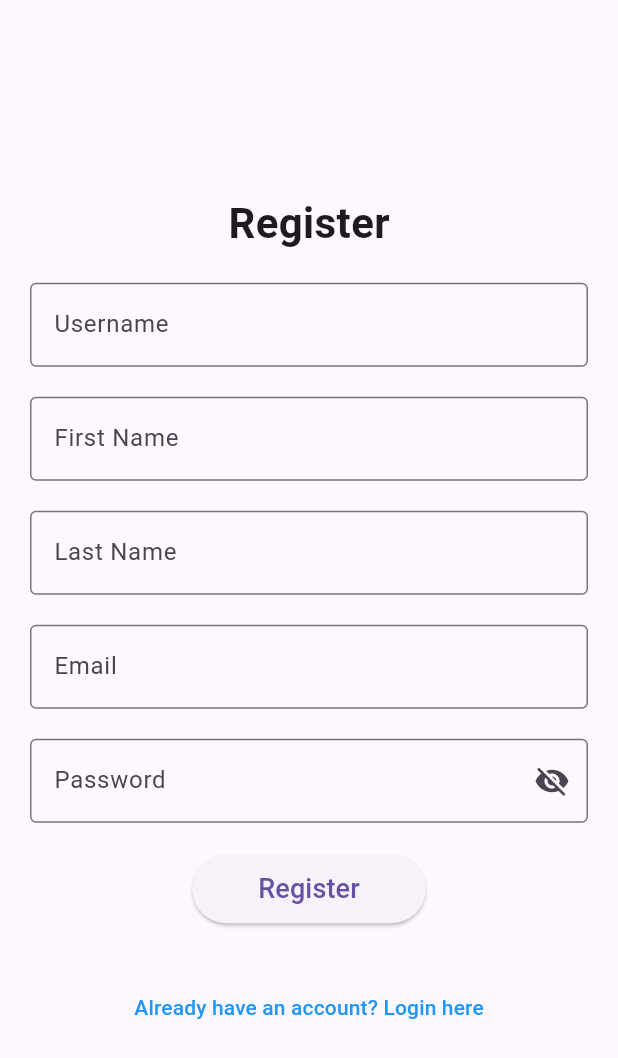
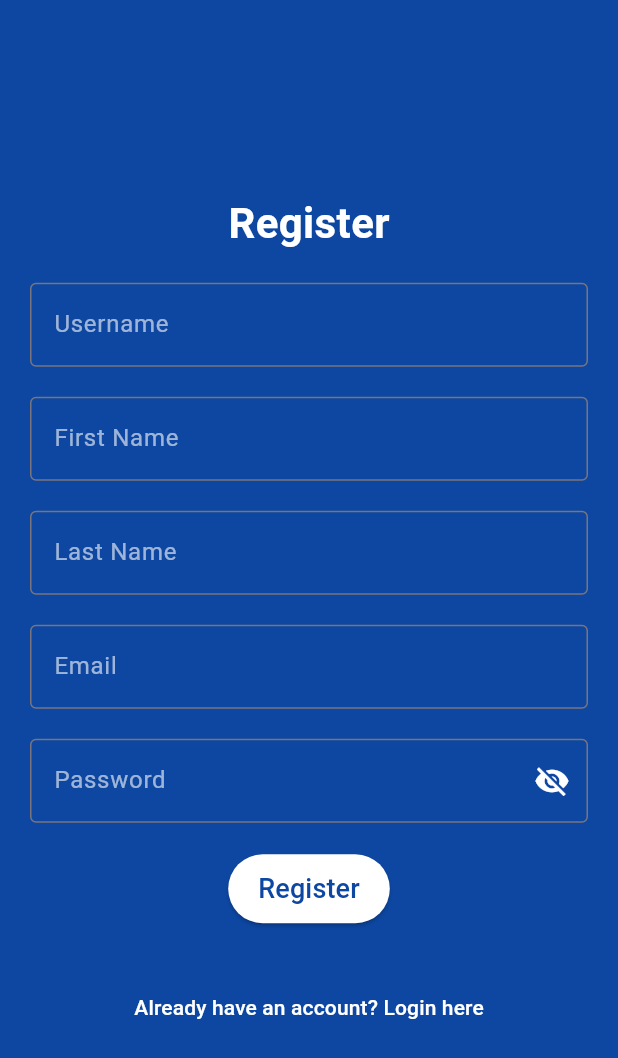
Before and after one commit to JosephDoUrden/RFID-Based-Access-Control-System, a Flutter app: the screen it shows after launch, after a tap on "Don't you have an account? Register here", on a phone screen of 412 x 824 dp. Shown: the top 1058 px of the screen. Run offline on Flutter 3.47's test engine with Material 3 defaults, Android fonts, the phone set to English and light mode, and no system bars; our stand-ins replace shared_preferences; network calls fail.

Commit message:
Update login view with new styling and functionality

```diff
--- a/frontend/lib/views/login_view.dart
+++ b/frontend/lib/views/login_view.dart
@@ -19,7 +19,9 @@ class _LoginViewState extends State<LoginView> {
   @override
   Widget build(BuildContext context) {
     return Scaffold(
-      body: Container(
+      backgroundColor: Colors.blue[900], // Navy blue background color
+      body: Center(
+        child: SingleChildScrollView(
           padding: const EdgeInsets.all(20.0),
           child: Column(
             mainAxisAlignment: MainAxisAlignment.center,
@@ -29,26 +31,33 @@ class _LoginViewState extends State<LoginView> {
                 style: TextStyle(
                   fontSize: 28.0,
                   fontWeight: FontWeight.bold,
+                  color: Colors.white, // Text color
                 ),
               ),
               const SizedBox(height: 20.0),
               TextField(
                 controller: _usernameController,
-              decoration: const InputDecoration(
+                style: const TextStyle(color: Colors.white), // Text color
+                decoration: InputDecoration(
                   hintText: 'Username',
-                border: OutlineInputBorder(),
-                prefixIcon: Icon(Icons.person),
+                  hintStyle: TextStyle(color: Colors.white.withOpacity(0.6)), // Hint text color
+                  border: const OutlineInputBorder(),
+                  prefixIcon: const Icon(Icons.person, color: Colors.white), // Icon color
                 ),
               ),
               const SizedBox(height: 20.0),
               TextField(
                 controller: _passwordController,
+                style: const TextStyle(color: Colors.white), // Text color
                 decoration: InputDecoration(
                   hintText: 'Password',
+                  hintStyle: TextStyle(color: Colors.white.withOpacity(0.6)), // Hint text color
                   border: const OutlineInputBorder(),
-                prefixIcon: const Icon(Icons.lock),
+                  prefixIcon: const Icon(Icons.lock, color: Colors.white), // Icon color
                   suffixIcon: IconButton(
-                  icon: _isObscure ? const Icon(Icons.visibility_off) : const Icon(Icons.visibility),
+                    icon: _isObscure
+                        ? const Icon(Icons.visibility_off, color: Colors.white)
+                        : const Icon(Icons.visibility, color: Colors.white),
                     onPressed: () {
                       setState(() {
                         _isObscure = !_isObscure; // Toggle the password visibility
@@ -75,13 +84,14 @@ class _LoginViewState extends State<LoginView> {
                     });
                   }
                 },
-              child: const Padding(
-                padding: EdgeInsets.symmetric(horizontal: 20.0, vertical: 10.0),
-                child: Text(
+                style: ElevatedButton.styleFrom(
+                  foregroundColor: Colors.blue[900], backgroundColor: Colors.white, // Button text color
+                  padding: const EdgeInsets.symmetric(horizontal: 20.0, vertical: 10.0),
+                ),
+                child: const Text(
                   'Login',
                   style: TextStyle(
                     fontSize: 18.0,
-                  ),
                   ),
                 ),
               ),
@@ -101,16 +111,17 @@ class _LoginViewState extends State<LoginView> {
                     MaterialPageRoute(builder: (context) => const RegisterView()),
                   );
                 },
+                style: TextButton.styleFrom(
+                  foregroundColor: Colors.white, // Button text color
+                ),
                 child: const Text(
                   "Don't you have an account? Register here",
-                style: TextStyle(
-                  color: Colors.blue,
-                ),
                 ),
               ),
             ],
           ),
         ),
+      ),
     );
   }
 }
--- a/frontend/lib/views/register_view.dart
+++ b/frontend/lib/views/register_view.dart
@@ -21,7 +21,9 @@ class _RegisterViewState extends State<RegisterView> {
   @override
   Widget build(BuildContext context) {
     return Scaffold(
-      body: Container(
+      backgroundColor: Colors.blue[900], // Navy blue background color
+      body: Center(
+        child: SingleChildScrollView(
           padding: const EdgeInsets.all(20.0),
           child: Column(
             mainAxisAlignment: MainAxisAlignment.center,
@@ -31,46 +33,25 @@ class _RegisterViewState extends State<RegisterView> {
                 style: TextStyle(
                   fontSize: 28.0,
                   fontWeight: FontWeight.bold,
+                  color: Colors.white, // Text color
                 ),
               ),
               const SizedBox(height: 20.0),
-            TextField(
-              controller: _usernameController,
-              decoration: const InputDecoration(
-                hintText: 'Username',
-                border: OutlineInputBorder(),
-              ),
-            ),
+              _buildTextField(_usernameController, 'Username'),
               const SizedBox(height: 20.0),
-            TextField(
-              controller: _firstnameController,
-              decoration: const InputDecoration(
-                hintText: 'First Name',
-                border: OutlineInputBorder(),
-              ),
-            ),
+              _buildTextField(_firstnameController, 'First Name'),
               const SizedBox(height: 20.0),
-            TextField(
-              controller: _lastnameController,
-              decoration: const InputDecoration(
-                hintText: 'Last Name',
-                border: OutlineInputBorder(),
-              ),
-            ),
+              _buildTextField(_lastnameController, 'Last Name'),
               const SizedBox(height: 20.0),
-            TextField(
-              controller: _emailController,
-              decoration: const InputDecoration(
-                hintText: 'Email',
-                border: OutlineInputBorder(),
-              ),
-            ),
+              _buildTextField(_emailController, 'Email'),
               const SizedBox(height: 20.0),
               TextField(
                 controller: _passwordController,
                 obscureText: _isPasswordObscured,
+                style: const TextStyle(color: Colors.white), // Text color
                 decoration: InputDecoration(
                   hintText: 'Password',
+                  hintStyle: TextStyle(color: Colors.white.withOpacity(0.6)), // Hint text color
                   border: const OutlineInputBorder(),
                   suffixIcon: IconButton(
                     onPressed: () {
@@ -80,6 +61,7 @@ class _RegisterViewState extends State<RegisterView> {
                     },
                     icon: Icon(
                       _isPasswordObscured ? Icons.visibility_off : Icons.visibility,
+                      color: Colors.white, // Icon color
                     ),
                   ),
                 ),
@@ -120,13 +102,14 @@ class _RegisterViewState extends State<RegisterView> {
                     });
                   }
                 },
-              child: const Padding(
-                padding: EdgeInsets.symmetric(horizontal: 20.0, vertical: 10.0),
-                child: Text(
+                style: ElevatedButton.styleFrom(
+                  foregroundColor: Colors.blue[900], backgroundColor: Colors.white, // Button text color
+                  padding: const EdgeInsets.symmetric(horizontal: 20.0, vertical: 10.0),
+                ),
+                child: const Text(
                   'Register',
                   style: TextStyle(
                     fontSize: 18.0,
-                  ),
                   ),
                 ),
               ),
@@ -145,16 +128,29 @@ class _RegisterViewState extends State<RegisterView> {
                     MaterialPageRoute(builder: (context) => const LoginView()),
                   );
                 },
+                style: TextButton.styleFrom(
+                  foregroundColor: Colors.white, // Button text color
+                ),
                 child: const Text(
                   "Already have an account? Login here",
-                style: TextStyle(
-                  color: Colors.blue,
-                ),
                 ),
               ),
             ],
           ),
         ),
+      ),
+    );
+  }
+
+  Widget _buildTextField(TextEditingController controller, String hintText) {
+    return TextField(
+      controller: controller,
+      style: const TextStyle(color: Colors.white), // Text color
+      decoration: InputDecoration(
+        hintText: hintText,
+        hintStyle: TextStyle(color: Colors.white.withOpacity(0.6)), // Hint text color
+        border: const OutlineInputBorder(),
+      ),
     );
   }
 }
```
Lines whose indentation alone changed are shown as unchanged.
